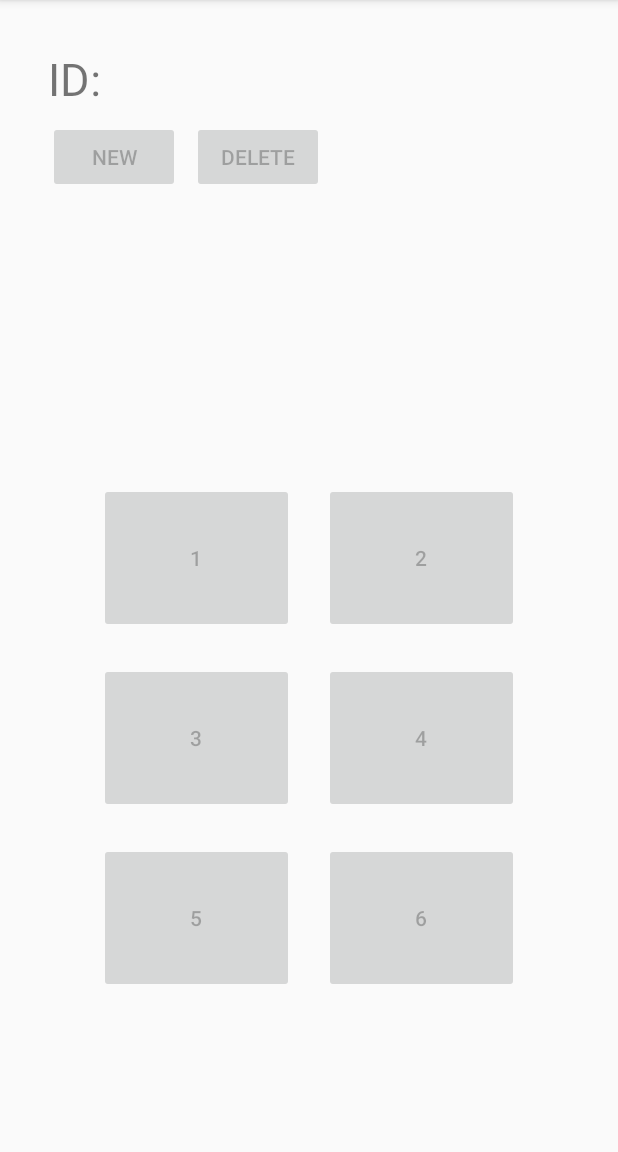
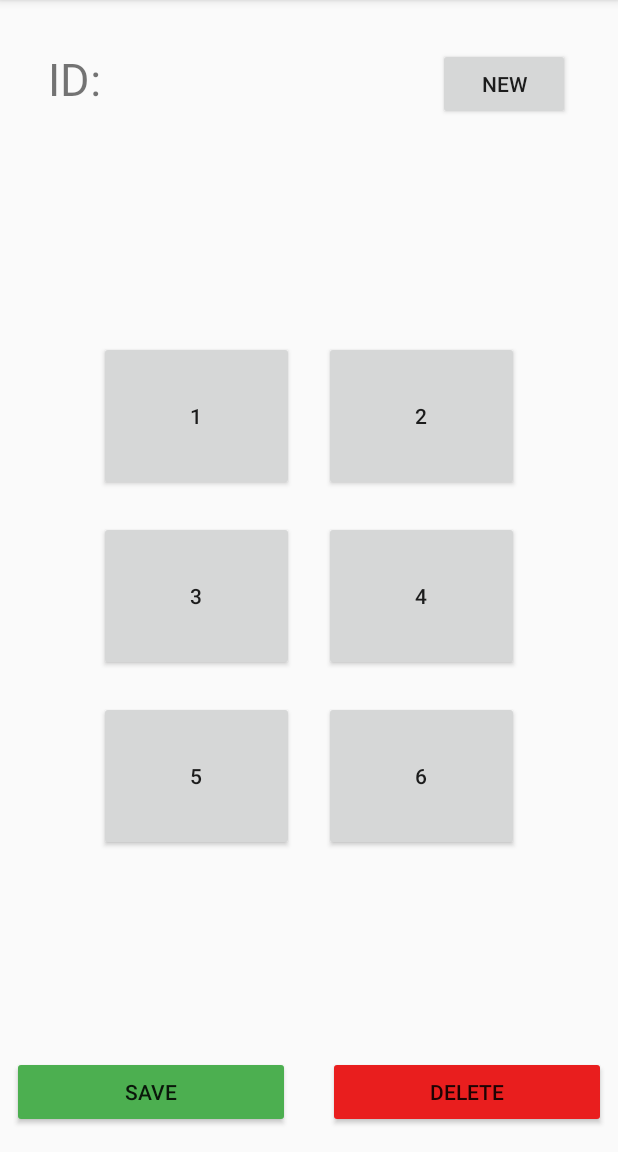
Before and after one commit to sho-87/flagger, an Android app: the screen it shows after launch (MainActivity), on a phone screen of 412 x 824 dp, the part 84-1236 px from its top. Run offline under Robolectric (Android 15) with nearby library versions, the phone set to English and light mode, and no system bars.

Commit message:
Add save delete buttons

```diff
--- a/app/src/main/java/net/binarysea/flagger/MainActivity.java
+++ b/app/src/main/java/net/binarysea/flagger/MainActivity.java
@@ -45,6 +45,7 @@ public class MainActivity extends AppCompatActivity {
     long timeOffset;
     Button buttonNew;
     Button buttonDelete;
+    Button buttonSave;
     Button button1;
     Button button2;
     Button button3;
@@ -131,6 +132,7 @@ public class MainActivity extends AppCompatActivity {
             }
         });
 
+        buttonSave = findViewById(R.id.button_save);
         button1 = findViewById(R.id.button1);
         button2 = findViewById(R.id.button2);
         button3 = findViewById(R.id.button3);
@@ -178,6 +180,7 @@ public class MainActivity extends AppCompatActivity {
     private void activateButtons(Boolean show) {
         buttonNew.setEnabled(show);
         buttonDelete.setEnabled(show);
+        buttonSave.setEnabled(show);
         button1.setEnabled(show);
         button2.setEnabled(show);
         button3.setEnabled(show);
--- a/app/src/main/res/layout/activity_main.xml
+++ b/app/src/main/res/layout/activity_main.xml
@@ -20,52 +20,45 @@
 
     <TextView
         android:id="@+id/id_value"
-        android:layout_width="wrap_content"
+        android:layout_width="0dp"
         android:layout_height="wrap_content"
         android:layout_marginStart="16dp"
+        android:layout_marginEnd="16dp"
         android:textSize="30sp"
+        app:layout_constraintBottom_toBottomOf="@+id/id_label"
+        app:layout_constraintEnd_toStartOf="@+id/button_new"
         app:layout_constraintStart_toEndOf="@+id/id_label"
         app:layout_constraintTop_toTopOf="@+id/id_label" />
 
-    <Button
-        android:id="@+id/button_delete"
-        android:layout_width="wrap_content"
-        android:layout_height="wrap_content"
-        android:layout_marginStart="8dp"
-        android:enabled="false"
-        android:text="Delete"
-        app:layout_constraintStart_toEndOf="@+id/button_new"
-        app:layout_constraintTop_toTopOf="@+id/button_new" />
 
     <Button
         android:id="@+id/button_new"
         android:layout_width="wrap_content"
-        android:layout_height="wrap_content"
-        android:layout_marginTop="8dp"
-        android:enabled="false"
+        android:layout_height="0dp"
+        android:layout_marginEnd="32dp"
+        android:enabled="true"
         android:text="New"
-        app:layout_constraintStart_toStartOf="@+id/id_label"
-        app:layout_constraintTop_toBottomOf="@+id/id_label" />
+        app:layout_constraintEnd_toEndOf="parent"
+        app:layout_constraintTop_toTopOf="@+id/id_label" />
 
     <View
         android:id="@+id/divider"
         android:layout_width="match_parent"
         android:layout_height="1dp"
+        android:layout_marginStart="16dp"
         android:layout_marginTop="16dp"
+        android:layout_marginEnd="16dp"
         android:background="?android:attr/listDivider"
         android:backgroundTint="#00000000"
         android:visibility="visible"
         app:layout_constraintEnd_toEndOf="parent"
         app:layout_constraintStart_toStartOf="parent"
-        app:layout_constraintTop_toBottomOf="@+id/button_new" />
+        app:layout_constraintTop_toBottomOf="@+id/id_label" />
 
     <TableLayout
         android:layout_width="wrap_content"
         android:layout_height="wrap_content"
-        android:layout_marginStart="8dp"
-        android:layout_marginTop="70dp"
-        android:layout_marginEnd="8dp"
-        app:layout_constraintBottom_toBottomOf="parent"
+        app:layout_constraintBottom_toTopOf="@+id/button_save"
         app:layout_constraintEnd_toEndOf="parent"
         app:layout_constraintStart_toStartOf="parent"
         app:layout_constraintTop_toBottomOf="@+id/divider">
@@ -82,7 +75,7 @@
                 android:layout_marginStart="10sp"
                 android:layout_marginEnd="10sp"
                 android:layout_marginBottom="10sp"
-                android:enabled="false"
+                android:enabled="true"
                 android:text="1" />
 
             <Button
@@ -93,7 +86,7 @@
                 android:layout_marginStart="10sp"
                 android:layout_marginEnd="10sp"
                 android:layout_marginBottom="10sp"
-                android:enabled="false"
+                android:enabled="true"
                 android:text="2" />
 
         </TableRow>
@@ -110,7 +103,7 @@
                 android:layout_marginStart="10sp"
                 android:layout_marginEnd="10sp"
                 android:layout_marginBottom="10sp"
-                android:enabled="false"
+                android:enabled="true"
                 android:text="3" />
 
             <Button
@@ -121,7 +114,7 @@
                 android:layout_marginStart="10sp"
                 android:layout_marginEnd="10sp"
                 android:layout_marginBottom="10sp"
-                android:enabled="false"
+                android:enabled="true"
                 android:text="4" />
         </TableRow>
 
@@ -137,7 +130,7 @@
                 android:layout_marginStart="10sp"
                 android:layout_marginEnd="10sp"
                 android:layout_marginBottom="10sp"
-                android:enabled="false"
+                android:enabled="true"
                 android:text="5" />
 
             <Button
@@ -148,11 +141,37 @@
                 android:layout_marginStart="10sp"
                 android:layout_marginEnd="10sp"
                 android:layout_marginBottom="10sp"
-                android:enabled="false"
+                android:enabled="true"
                 android:text="6" />
 
         </TableRow>
 
     </TableLayout>
 
+    <Button
+        android:id="@+id/button_save"
+        android:layout_width="0dp"
+        android:layout_height="wrap_content"
+        android:layout_marginStart="8dp"
+        android:layout_marginBottom="16dp"
+        android:backgroundTint="#4CAF50"
+        android:enabled="true"
+        android:text="Save"
+        app:layout_constraintBottom_toBottomOf="parent"
+        app:layout_constraintStart_toStartOf="parent"
+        app:layout_constraintWidth_percent=".45" />
+
+    <Button
+        android:id="@+id/button_delete"
+        android:layout_width="0dp"
+        android:layout_height="wrap_content"
+        android:layout_marginEnd="8dp"
+        android:layout_marginBottom="16dp"
+        android:backgroundTint="#E91E1E"
+        android:enabled="true"
+        android:text="Delete"
+        app:layout_constraintBottom_toBottomOf="parent"
+        app:layout_constraintEnd_toEndOf="parent"
+        app:layout_constraintWidth_percent=".45" />
+
 </androidx.constraintlayout.widget.ConstraintLayout>
```
